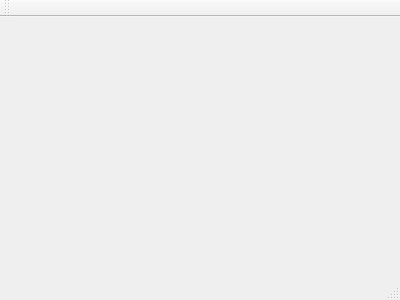
TheOneCurly/FileSync, file mainwindow.ui: the form before one commit.
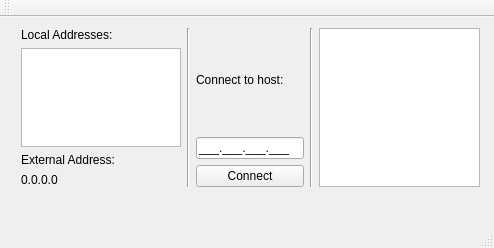
The form after the commit.

Commit message: Added connection ui elements, console, and tcp socket/server.

What changed in the file:
```diff
--- a/mainwindow.ui
+++ b/mainwindow.ui
@@ -1,24 +1,144 @@
 <ui version="4.0">
  <class>MainWindow</class>
- <widget class="QMainWindow" name="MainWindow" >
-  <property name="geometry" >
+ <widget class="QMainWindow" name="MainWindow">
+  <property name="geometry">
    <rect>
     <x>0</x>
     <y>0</y>
-    <width>400</width>
-    <height>300</height>
+    <width>494</width>
+    <height>248</height>
    </rect>
   </property>
-  <property name="windowTitle" >
-   <string>MainWindow</string>
+  <property name="sizePolicy">
+   <sizepolicy hsizetype="Preferred" vsizetype="Preferred">
+    <horstretch>0</horstretch>
+    <verstretch>0</verstretch>
+   </sizepolicy>
   </property>
-  <widget class="QMenuBar" name="menuBar" />
-  <widget class="QToolBar" name="mainToolBar" />
-  <widget class="QWidget" name="centralWidget" />
-  <widget class="QStatusBar" name="statusBar" />
+  <property name="windowTitle">
+   <string>File Sync</string>
+  </property>
+  <widget class="QWidget" name="centralWidget">
+   <widget class="QWidget" name="horizontalLayoutWidget">
+    <property name="geometry">
+     <rect>
+      <x>10</x>
+      <y>0</y>
+      <width>481</width>
+      <height>181</height>
+     </rect>
+    </property>
+    <layout class="QHBoxLayout" name="horizontalLayout">
+     <item>
+      <layout class="QGridLayout" name="gridLayout">
+       <item row="1" column="1">
+        <widget class="QListView" name="addressListView">
+         <property name="editTriggers">
+          <set>QAbstractItemView::NoEditTriggers</set>
+         </property>
+        </widget>
+       </item>
+       <item row="3" column="1">
+        <widget class="QLabel" name="label_2">
+         <property name="text">
+          <string>External Address:</string>
+         </property>
+        </widget>
+       </item>
+       <item row="0" column="1">
+        <widget class="QLabel" name="label">
+         <property name="text">
+          <string>Local Addresses:</string>
+         </property>
+        </widget>
+       </item>
+       <item row="4" column="1">
+        <widget class="QLabel" name="publicIPLabel">
+         <property name="text">
+          <string>0.0.0.0</string>
+         </property>
+        </widget>
+       </item>
+      </layout>
+     </item>
+     <item>
+      <widget class="Line" name="line">
+       <property name="orientation">
+        <enum>Qt::Vertical</enum>
+       </property>
+      </widget>
+     </item>
+     <item>
+      <layout class="QVBoxLayout" name="verticalLayout">
+       <item>
+        <widget class="QLabel" name="connectLabel">
+         <property name="text">
+          <string>Connect to host:</string>
+         </property>
+        </widget>
+       </item>
+       <item>
+        <widget class="QLineEdit" name="hostConnectionAddress">
+         <property name="sizePolicy">
+          <sizepolicy hsizetype="MinimumExpanding" vsizetype="Fixed">
+           <horstretch>0</horstretch>
+           <verstretch>0</verstretch>
+          </sizepolicy>
+         </property>
+         <property name="inputMask">
+          <string>000.000.000.000;_</string>
+         </property>
+        </widget>
+       </item>
+       <item>
+        <widget class="QPushButton" name="connectButton">
+         <property name="text">
+          <string>Connect</string>
+         </property>
+        </widget>
+       </item>
+      </layout>
+     </item>
+     <item>
+      <widget class="Line" name="line_2">
+       <property name="orientation">
+        <enum>Qt::Vertical</enum>
+       </property>
+      </widget>
+     </item>
+     <item>
+      <widget class="QTextEdit" name="consoleText">
+       <property name="readOnly">
+        <bool>true</bool>
+       </property>
+      </widget>
+     </item>
+    </layout>
+   </widget>
+   <zorder>horizontalLayoutWidget</zorder>
+   <zorder>connectLabel</zorder>
+  </widget>
+  <widget class="QMenuBar" name="menuBar">
+   <property name="geometry">
+    <rect>
+     <x>0</x>
+     <y>0</y>
+     <width>494</width>
+     <height>27</height>
+    </rect>
+   </property>
+  </widget>
+  <widget class="QToolBar" name="mainToolBar">
+   <attribute name="toolBarArea">
+    <enum>TopToolBarArea</enum>
+   </attribute>
+   <attribute name="toolBarBreak">
+    <bool>false</bool>
+   </attribute>
+  </widget>
+  <widget class="QStatusBar" name="statusBar"/>
  </widget>
- <layoutDefault spacing="6" margin="11" />
- <pixmapfunction></pixmapfunction>
+ <layoutdefault spacing="6" margin="11"/>
  <resources/>
  <connections/>
 </ui>
```
Left out of the diff: 1 changed line with no effect on the pictures. The commit also changes 8 other files.
